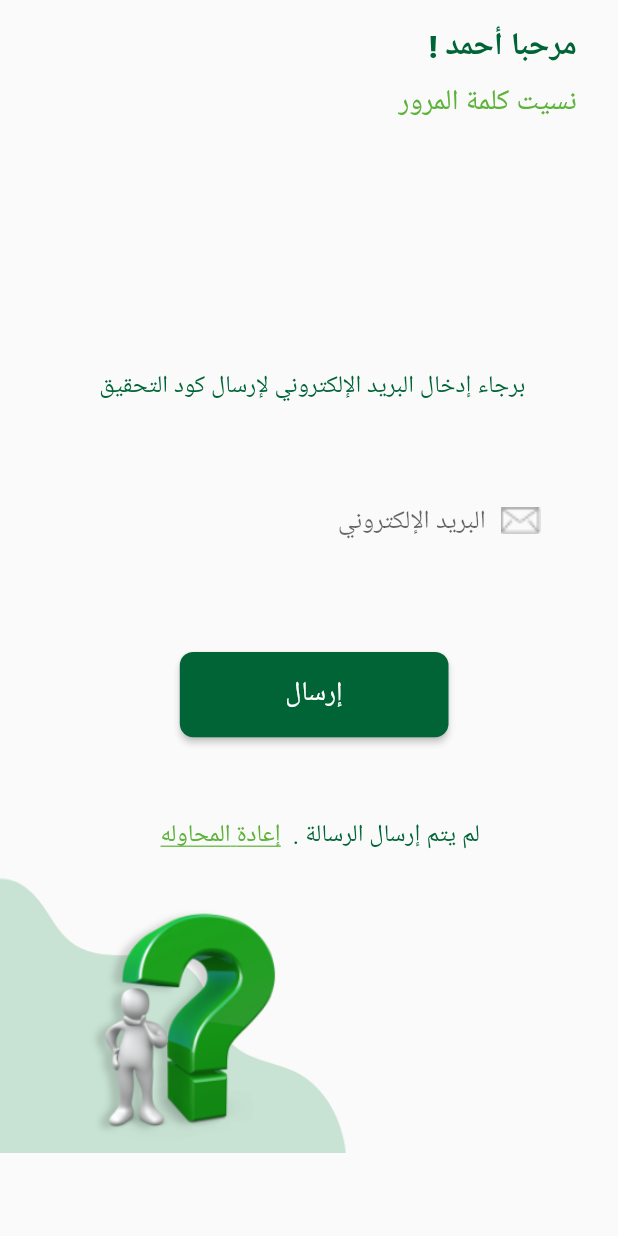
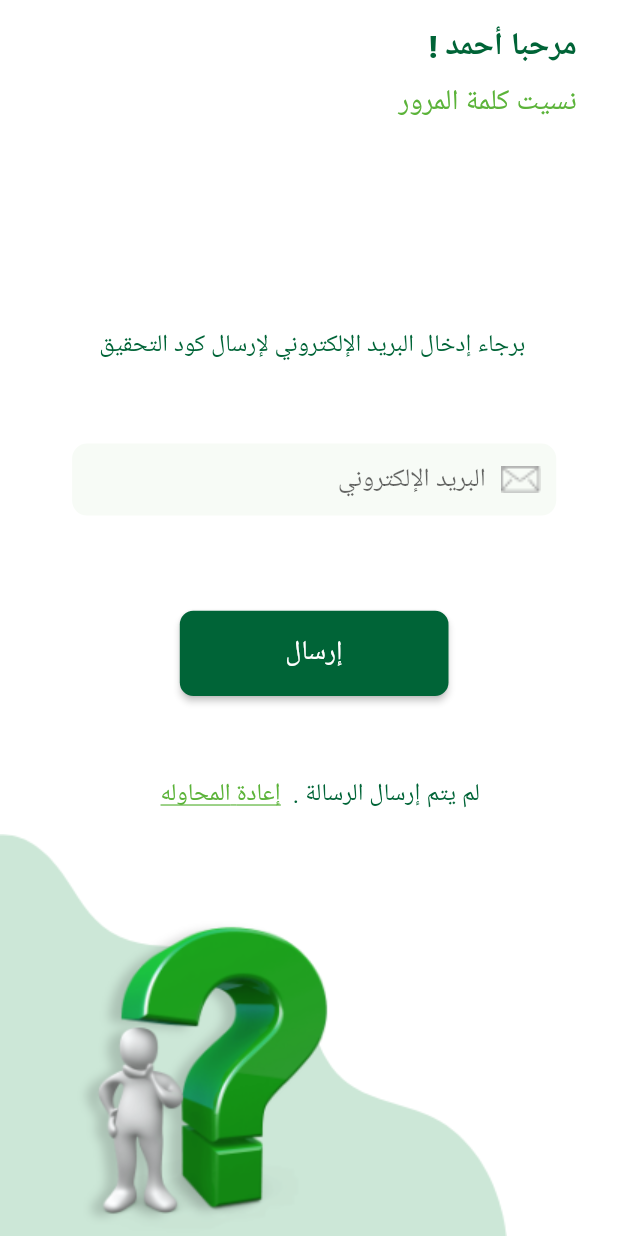
Before and after one commit to alghoraqy/mawasim, a Flutter app: the screen it shows after launch, after a tap on "نسيت كلمة المرور ؟", on a phone screen of 412 x 824 dp. Run offline on Flutter 3.47's test engine with Material 2 defaults, Android fonts, the phone set to English and light mode, and no system bars; our stand-ins replace dio, dotted_border, flutter_bloc, fluttertoast, hexcolor, pin_code_fields and 1 more; accounts and stored records are empty.

```diff
--- a/lib/main.dart
+++ b/lib/main.dart
@@ -51,13 +51,12 @@ class MyApp extends StatelessWidget {
             GlobalCupertinoLocalizations.delegate
           ],
           builder: (context, child) {
-          return  MediaQuery(
+            return MediaQuery(
               data: MediaQuery.of(context).copyWith(textScaleFactor: 1.0),
               child: child!,
             );
           },
-        home: widget,
-      ),
+          home: widget),
     );
   }
 }
--- a/lib/modules/login/login_screen.dart
+++ b/lib/modules/login/login_screen.dart
@@ -42,7 +42,16 @@ class LoginScreen extends StatelessWidget {
         },
         builder: (context, state) {
           LoginCubit cubit = LoginCubit.get(context);
-          return Scaffold(
+          return Container(
+            height: rhight(context),
+            width: rwidth(context),
+            decoration: const BoxDecoration(
+                color: Colors.white,
+                image: DecorationImage(
+                    image: AssetImage('assets/images/Group 3125.png'),
+                    alignment: Alignment(-1, 1.03))),
+            child: Scaffold(
+              backgroundColor: Colors.transparent,
               body: Layout(
                 child: SingleChildScrollView(
                   physics: const BouncingScrollPhysics(),
@@ -105,7 +114,9 @@ class LoginScreen extends StatelessWidget {
                                       },
                                       child: Text(
                                         'نسيت كلمة المرور ؟',
-                                      style: AppTextStyle.smallText,
+                                        style: AppTextStyle.smallText.copyWith(
+                                            decoration:
+                                                TextDecoration.underline),
                                       )),
                                 ],
                               ),
@@ -132,7 +143,8 @@ class LoginScreen extends StatelessWidget {
                                           color: Colors.white, fontSize: 18),
                                     ),
                               onPressed: () {
-                              if (cubit.loginformKey.currentState!.validate()) {
+                                if (cubit.loginformKey.currentState!
+                                    .validate()) {
                                   cubit.login(
                                       email: cubit.emailController.text,
                                       password: cubit.passwordController.text);
@@ -150,18 +162,8 @@ class LoginScreen extends StatelessWidget {
                           onPressed: () {
                             navigateTo(context, const RegisterScreen());
                           }),
-                    Row(
-                      mainAxisAlignment: MainAxisAlignment.end,
-                      children: [
-                        Image(
-                          image:
-                              const AssetImage('assets/images/Group 3125.png'),
-                          height: rhight(context) / 3.3,
-                          fit: BoxFit.cover,
-                        )
                     ],
-                    )
-                  ],
+                  ),
                 ),
               ),
             ),
--- a/lib/modules/password/forget_password_screen.dart
+++ b/lib/modules/password/forget_password_screen.dart
@@ -26,11 +26,17 @@ class ForgetPasswordScreen extends StatelessWidget {
       },
       builder: (context, state) {
         LoginCubit cubit = LoginCubit.get(context);
-        return Scaffold(
+        return ScreenWithImage(
+            image:
+                'assets/images/toppng.com-dudas-y-preguntas-png-question-mark-716x876.png',
+            alignment: const Alignment(-0.7, 1.03),
+            widget: Scaffold(
+              backgroundColor: Colors.transparent,
               body: DuplicateScreen(
                 text1: 'مرحبا أحمد !',
                 text2: 'نسيت كلمة المرور',
-            descripeText: 'برجاء إدخال البريد الإلكتروني لإرسال كود التحقيق',
+                descripeText:
+                    'برجاء إدخال البريد الإلكتروني لإرسال كود التحقيق',
                 widget: Form(
                   key: cubit.sendEmailForgetPass,
                   child: Column(
@@ -59,7 +65,8 @@ class ForgetPasswordScreen extends StatelessWidget {
                           ),
                     onPressed: () {
                       if (cubit.sendEmailForgetPass.currentState!.validate()) {
-                    cubit.sendEmailCode(email: cubit.sendEmailcontroller.text);
+                        cubit.sendEmailCode(
+                            email: cubit.sendEmailcontroller.text);
                       }
                     },
                     width: rwidth(context) / 2.3),
@@ -67,32 +74,8 @@ class ForgetPasswordScreen extends StatelessWidget {
                     text: 'لم يتم إرسال الرسالة',
                     clickableText: 'إعادة المحاوله',
                     onPressed: () {}),
-            underWidget: Row(
-              mainAxisAlignment: MainAxisAlignment.end,
-              children: [
-                Stack(
-                  children: [
-                    Image(
-                      image: const AssetImage('assets/images/Mask Group 3.png'),
-                      height: rhight(context) / 4.5,
-                      //fit: BoxFit.cover,
               ),
-                    PositionedDirectional(
-                      start: 20,
-                      bottom: 0,
-                      end: 20,
-                      child: Image(
-                        image: const AssetImage(
-                            'assets/images/toppng.com-dudas-y-preguntas-png-question-mark-716x876.png'),
-                        height: rhight(context) / 5,
-                      ),
-                    )
-                  ],
-                )
-              ],
-            ),
-          ),
-        );
+            ));
       },
     );
   }
--- a/lib/shared/components/components.dart
+++ b/lib/shared/components/components.dart
@@ -20,6 +20,39 @@ class Layout extends StatelessWidget {
           width: rwidth(context),
           child: child,
         ),
+      ),
+    );
+  }
+}
+
+class ScreenWithImage extends StatelessWidget {
+  final String image;
+  final Widget widget;
+  final Alignment alignment;
+  const ScreenWithImage(
+      {Key? key,
+      required this.image,
+      required this.widget,
+      required this.alignment})
+      : super(key: key);
+  @override
+  Widget build(BuildContext context) {
+    return Container(
+      decoration: const BoxDecoration(
+        color: Colors.white,
+        image: DecorationImage(
+          image: AssetImage('assets/images/Mask Group 3.png'),
+          alignment: Alignment.bottomLeft,
+        ),
+      ),
+      child: Container(
+        height: rhight(context),
+        width: rwidth(context),
+        decoration: BoxDecoration(
+            color: Colors.transparent,
+            image: DecorationImage(
+                image: AssetImage(image), alignment: alignment)),
+        child: widget,
       ),
     );
   }
@@ -59,7 +92,11 @@ class MyFormField extends StatelessWidget {
         },
         obscureText: isSecure ?? false,
         decoration: InputDecoration(
-          border: InputBorder.none,
+          border: OutlineInputBorder(
+              borderRadius: BorderRadius.circular(10),
+              borderSide: BorderSide.none),
+          fillColor: AppColors.inputField,
+          filled: true,
           contentPadding: const EdgeInsets.all(10),
           prefixIconConstraints:
               const BoxConstraints(minWidth: 18, minHeight: 18),
@@ -203,7 +240,6 @@ class DuplicateScreen extends StatelessWidget {
   final Widget widget;
   final MyButton button;
   Widget? myTextButton;
-  final Widget underWidget;
   bool? isChangePassword;
 
   DuplicateScreen(
@@ -214,7 +250,6 @@ class DuplicateScreen extends StatelessWidget {
       required this.widget,
       required this.button,
       this.myTextButton,
-      required this.underWidget,
       this.isChangePassword});
 
   @override
@@ -236,7 +271,7 @@ class DuplicateScreen extends StatelessWidget {
               style: AppTextStyle.head2,
             ),
             SizedBox(
-              height: rhight(context) / 5,
+              height: rhight(context) / 6,
             ),
             if (isChangePassword == null)
               Padding(
@@ -276,10 +311,6 @@ class DuplicateScreen extends StatelessWidget {
                 ],
               ),
             ),
-            const SizedBox(
-              height: 5,
-            ),
-            underWidget,
           ],
         ),
       ),
```
Also changed, not shown: lib/modules/confirm/code/confirm_code_pass_screen.dart (+6 -24 lines), lib/modules/confirm/code/confirm_code_screen.dart (+6 -24 lines), lib/modules/confirm/methods/choose_methods.dart (+7 -29 lines), lib/modules/confirm/send/send_email_screen.dart (+12 -27 lines), lib/modules/confirm/send/send_phone_screen.dart (+10 -27 lines), lib/modules/password/change_password_screen.dart (+6 -26 lines), lib/modules/register/register_screen.dart (+21 -11 lines). Lines whose indentation alone changed are shown as unchanged.
